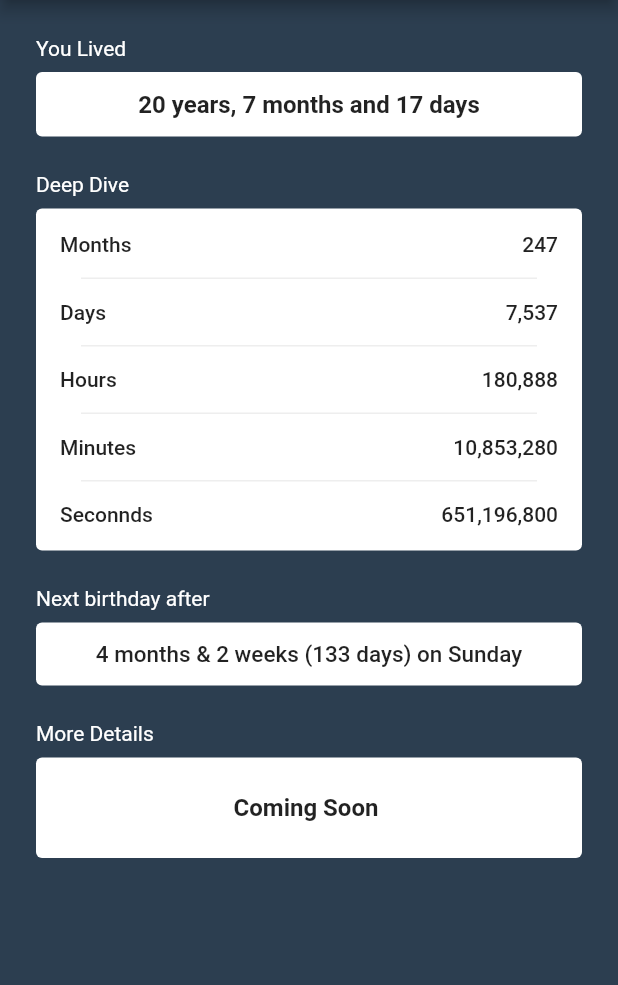
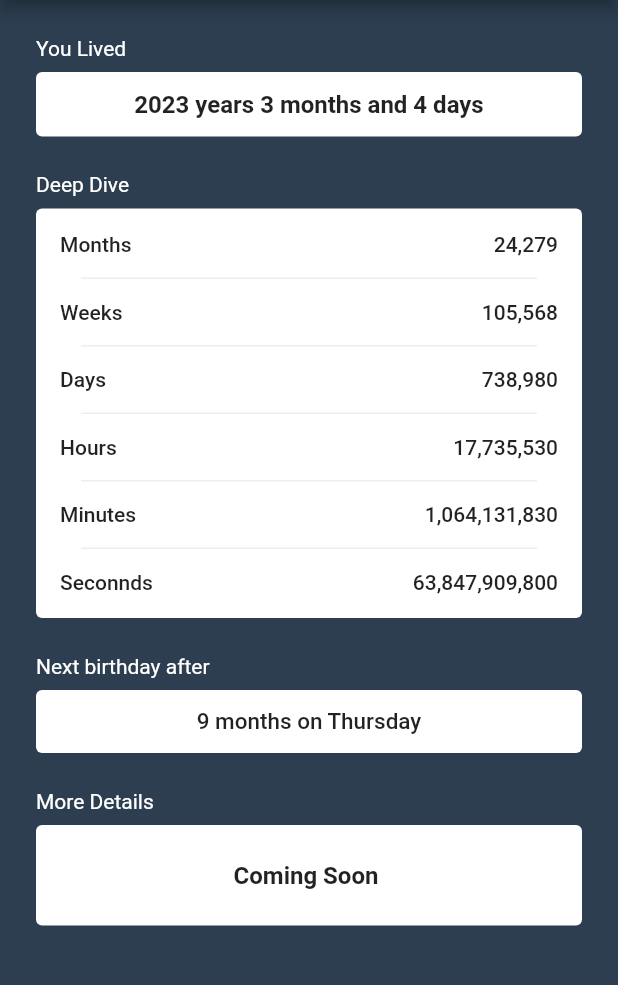
Before and after one commit to ojpro/ageflux, a Flutter app: the DetailsScreen screen opened directly with empty values, on a phone screen of 412 x 824 dp, the part 84-1069 px from its top. Run offline on Flutter 3.47's test engine with Material 2 defaults, Android fonts, the phone set to English and light mode, and no system bars.

Commit message:
used added classes

```diff
--- a/lib/modules/insight/details.dart
+++ b/lib/modules/insight/details.dart
@@ -1,3 +1,5 @@
+import 'package:ageflux/models/dater.dart';
+import 'package:ageflux/models/strings.dart';
 import 'package:flutter/material.dart';
 
 class DetailsScreen extends StatelessWidget {
@@ -25,7 +27,24 @@ class DetailsScreen extends StatelessWidget {
         title: const Text("AgeFlux"),
         actions: [
           IconButton(
-            onPressed: () {},
+            onPressed: () {
+              showDialog(
+                  context: context,
+                  builder: (BuildContext context) {
+                    return AlertDialog(
+                      actions: [
+                        MaterialButton(
+                          onPressed: () {
+                            Navigator.pop(context);
+                          },
+                          child: const Text("Close"),
+                        )
+                      ],
+                      title: const Text("AgeFlux"),
+                      content: const Text("Simple & Easy Age Calculator"),
+                    );
+                  });
+            },
             icon: const Icon(Icons.help),
           ),
         ],
@@ -58,10 +77,10 @@ class DetailsScreen extends StatelessWidget {
                         Radius.circular(4),
                       ),
                     ),
-                    child: const Center(
+                    child: Center(
                       child: Text(
-                        "20 years, 7 months and 17 days",
-                        style: TextStyle(
+                        Dater.calculateAge(birthDate()),
+                        style: const TextStyle(
                             fontWeight: FontWeight.bold, fontSize: 16),
                       ),
                     ),
@@ -89,16 +108,17 @@ class DetailsScreen extends StatelessWidget {
                       children: [
                         Row(
                           mainAxisAlignment: MainAxisAlignment.spaceBetween,
-                          children: const [
-                            Text(
+                          children: [
+                            const Text(
                               "Months",
                               style: TextStyle(
                                 fontWeight: FontWeight.w500,
                               ),
                             ),
                             Text(
-                              "247",
-                              style: TextStyle(
+                              StringUtils.addCommas(
+                                  Dater.calculateAgeInMonths(birthDate())),
+                              style: const TextStyle(
                                 fontWeight: FontWeight.w500,
                               ),
                             ),
@@ -112,16 +132,17 @@ class DetailsScreen extends StatelessWidget {
                         ),
                         Row(
                           mainAxisAlignment: MainAxisAlignment.spaceBetween,
-                          children: const [
-                            Text(
-                              "Days",
+                          children: [
+                            const Text(
+                              "Weeks",
                               style: TextStyle(
                                 fontWeight: FontWeight.w500,
                               ),
                             ),
                             Text(
-                              "7,537",
-                              style: TextStyle(
+                              StringUtils.addCommas(
+                                  Dater.calculateAgeInWeeks(birthDate())),
+                              style: const TextStyle(
                                 fontWeight: FontWeight.w500,
                               ),
                             ),
@@ -135,16 +156,17 @@ class DetailsScreen extends StatelessWidget {
                         ),
                         Row(
                           mainAxisAlignment: MainAxisAlignment.spaceBetween,
-                          children: const [
-                            Text(
-                              "Hours",
+                          children: [
+                            const Text(
+                              "Days",
                               style: TextStyle(
                                 fontWeight: FontWeight.w500,
                               ),
                             ),
                             Text(
-                              "180,888",
-                              style: TextStyle(
+                              StringUtils.addCommas(
+                                  Dater.calculateAgeInDays(birthDate())),
+                              style: const TextStyle(
                                 fontWeight: FontWeight.w500,
                               ),
                             ),
@@ -158,16 +180,17 @@ class DetailsScreen extends StatelessWidget {
                         ),
                         Row(
                           mainAxisAlignment: MainAxisAlignment.spaceBetween,
-                          children: const [
-                            Text(
-                              "Minutes",
+                          children: [
+                            const Text(
+                              "Hours",
                               style: TextStyle(
                                 fontWeight: FontWeight.w500,
                               ),
                             ),
                             Text(
-                              "10,853,280",
-                              style: TextStyle(
+                              StringUtils.addCommas(
+                                  Dater.calculateAgeInHours(birthDate())),
+                              style: const TextStyle(
                                 fontWeight: FontWeight.w500,
                               ),
                             ),
@@ -181,16 +204,41 @@ class DetailsScreen extends StatelessWidget {
                         ),
                         Row(
                           mainAxisAlignment: MainAxisAlignment.spaceBetween,
-                          children: const [
+                          children: [
+                            const Text(
+                              "Minutes",
+                              style: TextStyle(
+                                fontWeight: FontWeight.w500,
+                              ),
+                            ),
                             Text(
+                              StringUtils.addCommas(
+                                  Dater.calculateAgeInMinutes(birthDate())),
+                              style: const TextStyle(
+                                fontWeight: FontWeight.w500,
+                              ),
+                            ),
+                          ],
+                        ),
+                        Container(
+                          height: 1,
+                          width: double.infinity,
+                          margin: const EdgeInsets.all(14),
+                          color: const Color(0xffEEEEEE),
+                        ),
+                        Row(
+                          mainAxisAlignment: MainAxisAlignment.spaceBetween,
+                          children: [
+                            const Text(
                               "Seconnds",
                               style: TextStyle(
                                 fontWeight: FontWeight.w500,
                               ),
                             ),
                             Text(
-                              "651,196,800",
-                              style: TextStyle(
+                              StringUtils.addCommas(
+                                  Dater.calculateAgeInSeconds(birthDate())),
+                              style: const TextStyle(
                                 fontWeight: FontWeight.w500,
                               ),
                             ),
@@ -218,10 +266,10 @@ class DetailsScreen extends StatelessWidget {
                         Radius.circular(4),
                       ),
                     ),
-                    child: const Center(
+                    child: Center(
                       child: Text(
-                        "4 months & 2 weeks (133 days) on Sunday",
-                        style: TextStyle(
+                        Dater.calculateNextBirthdate(birthDate()),
+                        style: const TextStyle(
                             fontWeight: FontWeight.w500, fontSize: 15),
                       ),
                     ),
@@ -261,4 +309,13 @@ class DetailsScreen extends StatelessWidget {
       ),
     );
   }
+
+  DateTime birthDate() {
+    return DateTime(year, month, day);
+  }
+
+  // String formatedAge() {
+  //   var date = Dater.calculateAge(birthDate());
+  //   return "${date['years']} years, ${date['months']} months and ${date['days']} days";
+  // }
 }
```
